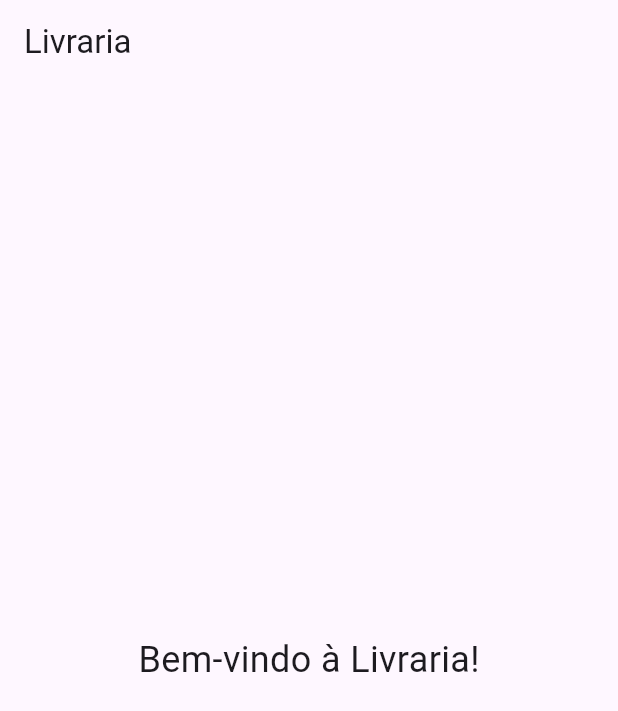
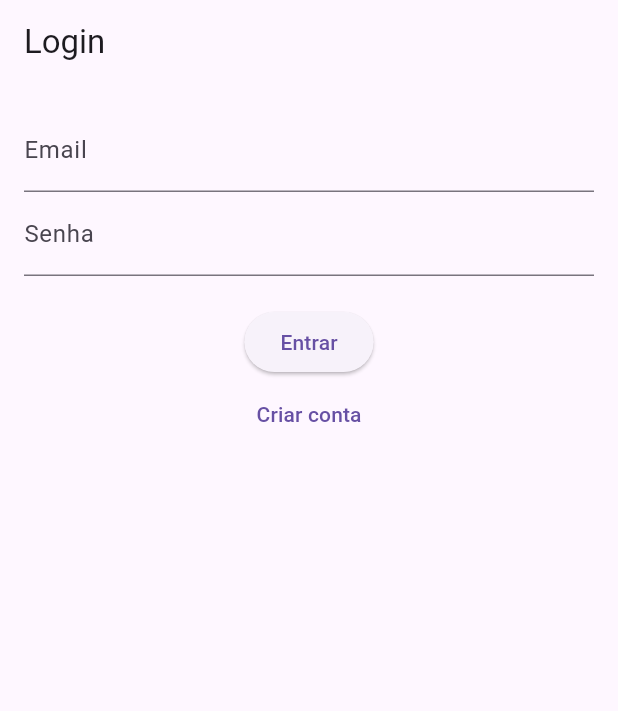
Before and after one commit to GustavoDelonzek/app_livraria, a Flutter app: the screen it shows after launch, on a phone screen of 412 x 824 dp. Shown: the top 711 px of the screen. Run offline on Flutter 3.47's test engine with Material 3 defaults, Android fonts, the phone set to English and light mode, and no system bars; our stand-ins replace firebase_auth, firebase_core, flutter_dotenv; accounts and stored records are empty.

Commit message:
feat(auth): creating initial login and register flow

```diff
--- /dev/null
+++ b/lib/app.dart
@@ -0,0 +1,37 @@
+import 'package:app_livraria/core/widgets/auth_guard.dart';
+import 'package:flutter/material.dart';
+import 'views/login/login_screen.dart';
+import 'views/login/login_view_model.dart';
+import 'views/login/register_screen.dart';
+import 'views/login/register_view_model.dart';
+import 'views/home/home_screen.dart';
+import 'views/home/home_view_model.dart';
+import 'package:provider/provider.dart';
+
+class MainApp extends StatelessWidget {
+  const MainApp({super.key});
+
+  @override
+  Widget build(BuildContext context) {
+    return MultiProvider(
+      providers: [
+        ChangeNotifierProvider(create: (_) => LoginViewModel()),
+        ChangeNotifierProvider(create: (_) => RegisterViewModel()),
+        ChangeNotifierProvider(create: (_) => HomeViewModel()),
+      ],
+      child: MaterialApp(
+        debugShowCheckedModeBanner: false,
+        title: 'Livraria App',
+        theme: ThemeData(
+          primarySwatch: Colors.blue,
+        ),
+        initialRoute: '/login',
+        routes: {
+          '/login': (_) => const LoginScreen(),
+          '/register': (_) => const RegisterScreen(),
+          '/home': (_) => const AuthGuard(child: HomeScreen()),
+        },
+      ),
+    );
+  }
+}
--- a/lib/main.dart
+++ b/lib/main.dart
@@ -2,9 +2,11 @@ import 'package:flutter/material.dart';
 import 'package:flutter_dotenv/flutter_dotenv.dart';
 import 'package:firebase_core/firebase_core.dart';
 
+import 'app.dart';
+
 void main() async {
   WidgetsFlutterBinding.ensureInitialized();
-  await dotenv.load();
+  await dotenv.load(fileName: 'assets/.env');
 
   await Firebase.initializeApp(
     options: FirebaseOptions(
@@ -18,37 +20,3 @@ void main() async {
 
   runApp(const MainApp());
 }
-
-class MainApp extends StatelessWidget {
-  const MainApp({super.key});
-
-  @override
-  Widget build(BuildContext context) {
-    return MaterialApp(
-      title: 'Minha Livraria',
-      theme: ThemeData(
-        primarySwatch: Colors.deepPurple,
-      ),
-      home: const HomeScreen(),
-    );
-  }
-}
-
-class HomeScreen extends StatelessWidget {
-  const HomeScreen({super.key});
-
-  @override
-  Widget build(BuildContext context) {
-    return Scaffold(
-      appBar: AppBar(
-        title: const Text('Livraria'),
-      ),
-      body: const Center(
-        child: Text(
-          'Bem-vindo à Livraria!',
-          style: TextStyle(fontSize: 24),
-        ),
-      ),
-    );
-  }
-}
--- /dev/null
+++ b/lib/views/home/home_view_model.dart
@@ -0,0 +1,12 @@
+import 'package:firebase_auth/firebase_auth.dart';
+import 'package:flutter/material.dart';
+
+class HomeViewModel extends ChangeNotifier {
+  final FirebaseAuth _auth = FirebaseAuth.instance;
+
+  User? get currentUser => _auth.currentUser;
+
+  Future<void> signOut() async {
+    await _auth.signOut();
+  }
+}
--- /dev/null
+++ b/lib/views/login/login_screen.dart
@@ -0,0 +1,42 @@
+import 'package:flutter/material.dart';
+import 'login_view_model.dart';
+import 'package:provider/provider.dart';
+
+class LoginScreen extends StatelessWidget {
+  const LoginScreen({super.key});
+
+  @override
+  Widget build(BuildContext context) {
+    final model = Provider.of<LoginViewModel>(context);
+    return Scaffold(
+      appBar: AppBar(title: const Text('Login')),
+      body: Padding(
+        padding: const EdgeInsets.all(16.0),
+        child: Column(
+          children: [
+            TextField(
+              onChanged: model.setEmail,
+              decoration: const InputDecoration(labelText: 'Email'),
+            ),
+            TextField(
+              onChanged: model.setPassword,
+              obscureText: true,
+              decoration: const InputDecoration(labelText: 'Senha'),
+            ),
+            const SizedBox(height: 20),
+            ElevatedButton(
+              onPressed: () => model.login(context),
+              child: const Text('Entrar'),
+            ),
+            TextButton(
+              onPressed: () {
+                Navigator.pushNamed(context, '/register');
+              },
+              child: const Text('Criar conta'),
+            )
+          ],
+        ),
+      ),
+    );
+  }
+}
--- /dev/null
+++ b/lib/views/login/login_view_model.dart
@@ -0,0 +1,29 @@
+import 'package:flutter/material.dart';
+import 'package:firebase_auth/firebase_auth.dart';
+
+class LoginViewModel extends ChangeNotifier {
+  String _email = '';
+  String _password = '';
+
+  void setEmail(String value) {
+    _email = value;
+  }
+
+  void setPassword(String value) {
+    _password = value;
+  }
+
+  Future<void> login(BuildContext context) async {
+    try {
+      await FirebaseAuth.instance.signInWithEmailAndPassword(
+        email: _email.trim(),
+        password: _password.trim(),
+      );
+      Navigator.pushReplacementNamed(context, '/home');
+    } catch (e) {
+      ScaffoldMessenger.of(context).showSnackBar(
+        SnackBar(content: Text('Erro: ${e.toString()}')),
+      );
+    }
+  }
+}
--- /dev/null
+++ b/lib/views/login/register_view_model.dart
@@ -0,0 +1,29 @@
+import 'package:flutter/material.dart';
+import 'package:firebase_auth/firebase_auth.dart';
+
+class RegisterViewModel extends ChangeNotifier {
+  String _email = '';
+  String _password = '';
+
+  void setEmail(String value) {
+    _email = value;
+  }
+
+  void setPassword(String value) {
+    _password = value;
+  }
+
+  Future<void> register(BuildContext context) async {
+    try {
+      await FirebaseAuth.instance.createUserWithEmailAndPassword(
+        email: _email.trim(),
+        password: _password.trim(),
+      );
+      Navigator.pop(context);
+    } catch (e) {
+      ScaffoldMessenger.of(context).showSnackBar(
+        SnackBar(content: Text('Erro: ${e.toString()}')),
+      );
+    }
+  }
+}
--- a/pubspec.yaml
+++ b/pubspec.yaml
@@ -13,6 +13,7 @@ dependencies:
   cloud_firestore: ^4.13.0
   provider: ^6.0.5
   flutter_dotenv: ^5.1.0
+  firebase_auth: ^4.17.3
 
 dev_dependencies:
   flutter_test:
@@ -21,3 +22,5 @@ dev_dependencies:
 
 flutter:
   uses-material-design: true
+  assets:
+    - assets/.env
```
Also changed, not shown: lib/core/widgets/auth_guard.dart (added, +23 -0 lines), lib/views/home/home_screen.dart (added, +43 -0 lines), lib/views/login/register_screen.dart (added, +37 -0 lines), pubspec.lock, 3 other files.
